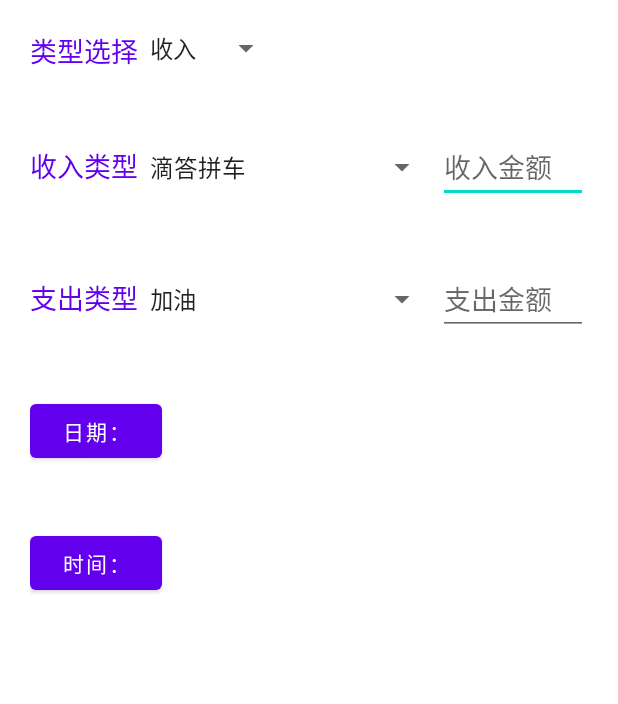
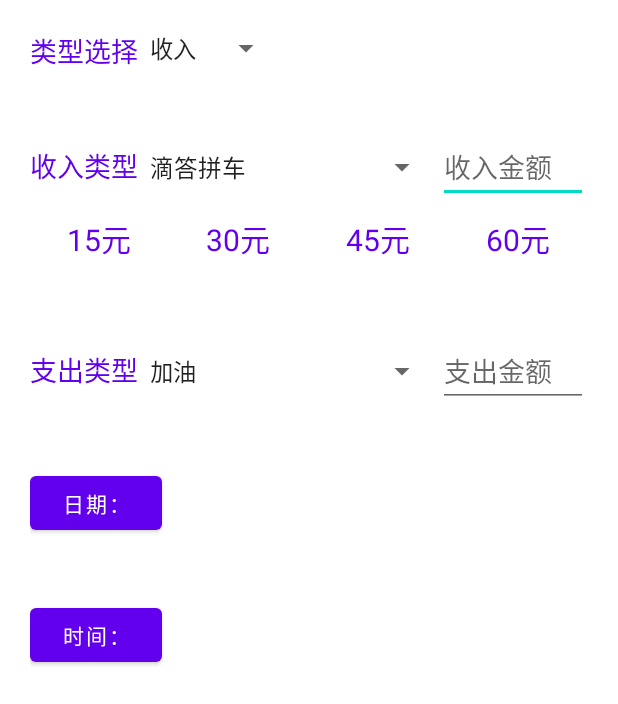
Before and after one commit to paulZC83/MaintainingCar, an Android app: the layout fragment_add.xml on its own in the app's theme, with its tools: preview values and no code run, on a phone screen of 412 x 824 dp. Shown: the top 704 px of the screen. Run offline under Robolectric (Android 15) with nearby library versions, the phone set to English and light mode, and no system bars.

Commit message:
增加顺风车收入金额可选功能

```diff
--- a/app/src/main/java/com/example/maintainingcar/fragment/AddFragment.kt
+++ b/app/src/main/java/com/example/maintainingcar/fragment/AddFragment.kt
@@ -9,6 +9,7 @@ import android.view.View
 import android.view.ViewGroup
 import android.widget.AdapterView
 import android.widget.DatePicker
+import android.widget.RadioGroup
 import android.widget.TimePicker
 import androidx.fragment.app.Fragment
 import com.example.maintainingcar.CarApplication
@@ -57,6 +58,7 @@ class AddFragment : Fragment(), DatePickerDialog.OnDateSetListener , TimePickerD
         sp_type.onItemSelectedListener = TypeItemSelectListener()
         sp_ex_type.onItemSelectedListener = ExTypeItemSelectListener()
         sp_in_type.onItemSelectedListener = InTypeItemSelectListener()
+        in_rg_view.setOnCheckedChangeListener(InSFCMoneyTypeChangeListener())
 
         thread {
             val list = carDao.loadAllInfo()
@@ -184,8 +186,28 @@ class AddFragment : Fragment(), DatePickerDialog.OnDateSetListener , TimePickerD
             Log.d(addTag, "In select position is $position")
             inType = position
             if (inType == 1) {
-                etIn.setText("30")
+                in_rg_view.visibility = View.VISIBLE
+                in_rg_view.check(R.id.in_30)
+                if (in_rg_view.checkedRadioButtonId == R.id.in_30) {
+                    etIn.setText("30")
+                }
+            } else {
+                etIn.setText("")
+                in_rg_view.visibility = View.GONE
             }
         }
     }
+
+    inner class InSFCMoneyTypeChangeListener:RadioGroup.OnCheckedChangeListener{
+        override fun onCheckedChanged(group: RadioGroup?, checkedId: Int) {
+            Log.d(addTag, "checkId = $checkedId")
+            when(checkedId) {
+                R.id.in_15 -> etIn.setText("15")
+                R.id.in_30 -> etIn.setText("30")
+                R.id.in_45 -> etIn.setText("45")
+                R.id.in_60 -> etIn.setText("60")
+            }
+        }
+
+    }
 }
--- /dev/null
+++ b/app/src/main/res/color/selector_text_color.xml
@@ -0,0 +1,7 @@
+<?xml version="1.0" encoding="utf-8"?>
+<selector xmlns:android="http://schemas.android.com/apk/res/android">
+    <item android:color="@color/colorPrimary"
+        android:state_checked="false" />
+    <item android:color="@android:color/white"
+        android:state_checked="true" />
+</selector>
--- /dev/null
+++ b/app/src/main/res/drawable/radiobutton_background_checked.xml
@@ -0,0 +1,9 @@
+<?xml version="1.0" encoding="utf-8"?>
+<shape xmlns:android="http://schemas.android.com/apk/res/android">
+    android:shape="rectangle">
+    <!-- 填充 -->
+    <solid android:color="@color/colorPrimary" />
+    <!-- 圆角 -->
+    <corners android:radius="5dp" />
+
+</shape>
--- /dev/null
+++ b/app/src/main/res/drawable/radiobutton_background_unchecked.xml
@@ -0,0 +1,9 @@
+<?xml version="1.0" encoding="utf-8"?>
+<shape xmlns:android="http://schemas.android.com/apk/res/android">
+    android:shape="rectangle">
+    <!-- 填充 -->
+    <solid android:color="@color/cardview_light_background" />
+    <!-- 圆角 -->
+    <corners android:radius="5dp" />
+
+</shape>
--- /dev/null
+++ b/app/src/main/res/drawable/selector_radio_backgroud.xml
@@ -0,0 +1,8 @@
+<?xml version="1.0" encoding="utf-8"?>
+
+<selector xmlns:android="http://schemas.android.com/apk/res/android">
+    <item android:drawable="@drawable/radiobutton_background_unchecked"
+        android:state_checked="false" />
+    <item android:drawable="@drawable/radiobutton_background_checked"
+        android:state_checked="true" />
+</selector>
--- a/app/src/main/res/layout/fragment_add.xml
+++ b/app/src/main/res/layout/fragment_add.xml
@@ -29,7 +29,11 @@
         android:id="@+id/llIn"
         android:layout_width="match_parent"
         android:layout_height="wrap_content"
+        android:orientation="vertical"
         android:padding="20dp">
+        <LinearLayout
+            android:layout_width="match_parent"
+            android:layout_height="wrap_content">
             <TextView
                 android:layout_width="wrap_content"
                 android:layout_height="wrap_content"
@@ -49,6 +53,58 @@
                 android:layout_width="100dp"
                 android:layout_height="wrap_content"
                 android:hint="收入金额"/>
+        </LinearLayout>
+        <RadioGroup
+            android:id="@+id/in_rg_view"
+            android:layout_width="match_parent"
+            android:layout_height="wrap_content"
+            android:orientation="horizontal">
+            <RadioButton
+                android:id="@+id/in_15"
+                android:layout_width="0dp"
+                android:layout_height="wrap_content"
+                android:layout_weight="1"
+                android:button="@null"
+                android:background="@drawable/selector_radio_backgroud"
+                android:gravity="center"
+                android:text="15元"
+                android:textColor="@color/selector_text_color"
+                android:textSize="20sp"/>
+            <RadioButton
+                android:id="@+id/in_30"
+                android:layout_width="0dp"
+                android:layout_height="wrap_content"
+                android:layout_weight="1"
+                android:button="@null"
+                android:background="@drawable/selector_radio_backgroud"
+                android:gravity="center"
+                android:text="30元"
+                android:textColor="@color/selector_text_color"
+                android:textSize="20sp"/>
+            <RadioButton
+                android:id="@+id/in_45"
+                android:layout_width="0dp"
+                android:layout_height="wrap_content"
+                android:layout_weight="1"
+                android:button="@null"
+                android:background="@drawable/selector_radio_backgroud"
+                android:gravity="center"
+                android:text="45元"
+                android:textColor="@color/selector_text_color"
+                android:textSize="20sp"/>
+            <RadioButton
+                android:id="@+id/in_60"
+                android:layout_width="0dp"
+                android:layout_height="wrap_content"
+                android:layout_weight="1"
+                android:button="@null"
+                android:background="@drawable/selector_radio_backgroud"
+                android:gravity="center"
+                android:text="60元"
+                android:textColor="@color/selector_text_color"
+                android:textSize="20sp"/>
+        </RadioGroup>
+
     </LinearLayout>
 
     <LinearLayout
```
Lines whose indentation alone changed are shown as unchanged.
